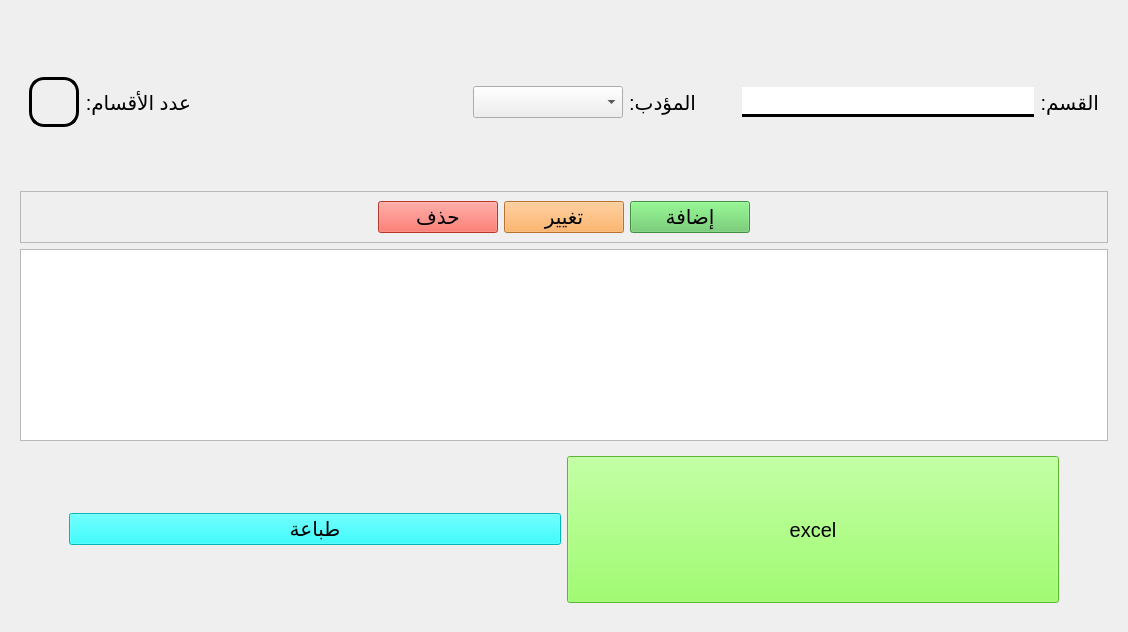
yahiab05/student-managment-v2.0, file app/ui/classes/classes.ui: the form before one commit.
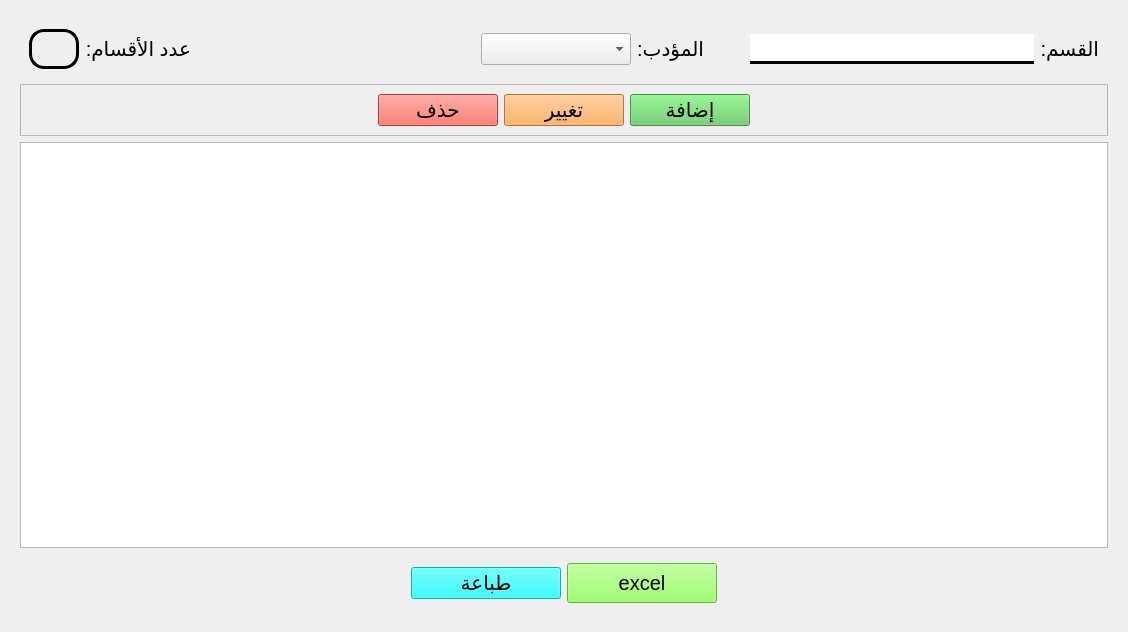
The form after the commit.

What changed in the file:
```diff
--- a/app/ui/classes/classes.ui
+++ b/app/ui/classes/classes.ui
@@ -74,10 +74,13 @@
          </item>
          <item>
           <spacer name="horizontalSpacer_3">
+           <property name="orientation">
+            <enum>Qt::Horizontal</enum>
+           </property>
            <property name="sizeHint" stdset="0">
             <size>
-             <width>276</width>
-             <height>20</height>
+             <width>20</width>
+             <height>40</height>
             </size>
            </property>
           </spacer>
@@ -120,6 +123,9 @@
          </item>
          <item>
           <spacer name="horizontalSpacer">
+           <property name="orientation">
+            <enum>Qt::Vertical</enum>
+           </property>
            <property name="sizeType">
             <enum>QSizePolicy::Fixed</enum>
            </property>
@@ -340,10 +346,13 @@
         <layout class="QHBoxLayout" name="horizontalLayout_5">
          <item>
           <spacer name="horizontalSpacer_5">
+           <property name="orientation">
+            <enum>Qt::Horizontal</enum>
+           </property>
            <property name="sizeHint" stdset="0">
             <size>
-             <width>40</width>
-             <height>20</height>
+             <width>20</width>
+             <height>40</height>
             </size>
            </property>
           </spacer>
@@ -404,10 +413,13 @@
          </item>
          <item>
           <spacer name="horizontalSpacer_4">
+           <property name="orientation">
+            <enum>Qt::Horizontal</enum>
+           </property>
            <property name="sizeHint" stdset="0">
             <size>
-             <width>40</width>
-             <height>20</height>
+             <width>20</width>
+             <height>40</height>
             </size>
            </property>
           </spacer>
```
